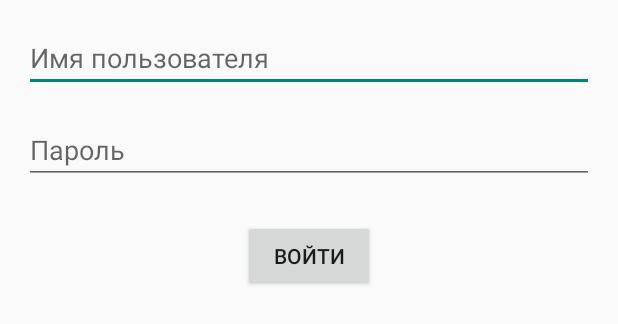
After one commit to malenst/recipe-app, an Android app: the layout activity_login.xml on its own in the app's theme, with its tools: preview values and no code run, on a phone screen of 412 x 824 dp. The commit adds this screen. Shown: the top 324 px of the screen. Run offline under Robolectric (Android 15) with nearby library versions, the phone set to English and light mode, and no system bars.

Commit message:
Major changes in RecipeApiService

```diff
--- a/recipe-app-android-main/app/build.gradle
+++ b/recipe-app-android-main/app/build.gradle
@@ -48,6 +48,8 @@ dependencies {
     implementation "androidx.lifecycle:lifecycle-viewmodel-ktx:2.7.0"
     implementation("com.squareup.picasso:picasso:2.71828")
     implementation("com.squareup.okhttp3:okhttp:4.11.0")
+    implementation("com.squareup.okhttp3:okhttp-urlconnection:4.10.0")
+    implementation("com.github.franmontiel:PersistentCookieJar:v1.0.1")
 
 
     testImplementation 'junit:junit:4.13.2'
--- a/recipe-app-android-main/app/src/main/AndroidManifest.xml
+++ b/recipe-app-android-main/app/src/main/AndroidManifest.xml
@@ -7,6 +7,7 @@
     <uses-permission android:name="android.permission.ACCESS_NETWORK_STATE" />
 
     <application
+        android:name=".presentation.application.MealMasterApp"
         android:allowBackup="false"
         android:icon="@mipmap/ic_launcher"
         android:label="@string/app_name"
@@ -26,6 +27,9 @@
         </activity>
         <activity
             android:name=".presentation.activity.SearchActivity"
+            android:exported="false" />
+        <activity
+            android:name=".presentation.activity.LoginActivity"
             android:exported="false" />
         <activity
             android:name="ru.ystu.mealmaster.presentation.activity.RecipeActivity"
--- a/recipe-app-android-main/app/src/main/java/ru/ystu/mealmaster/presentation/activity/RecipeActivity.kt
+++ b/recipe-app-android-main/app/src/main/java/ru/ystu/mealmaster/presentation/activity/RecipeActivity.kt
@@ -11,6 +11,7 @@ import com.bumptech.glide.Glide
 import com.squareup.picasso.Picasso
 import kotlinx.coroutines.launch
 import ru.ystu.mealmaster.R
+import ru.ystu.mealmaster.data.RecipeApiService
 import ru.ystu.mealmaster.data.RecipeRepositoryImpl
 import ru.ystu.mealmaster.domain.interactor.RecipeInteractorImpl
 import java.util.*
@@ -39,6 +40,7 @@ class RecipeActivity : AppCompatActivity() {
         super.onCreate(savedInstanceState)
         setContentView(R.layout.activity_recipe)
 
+        RecipeApiService.init(this)
         val api = ru.ystu.mealmaster.data.RecipeApiService.api
         val repository = RecipeRepositoryImpl(api)
         val interactor = RecipeInteractorImpl(repository)
--- a/recipe-app-android-main/app/src/main/java/ru/ystu/mealmaster/presentation/activity/RecipesByCategoryActivity.kt
+++ b/recipe-app-android-main/app/src/main/java/ru/ystu/mealmaster/presentation/activity/RecipesByCategoryActivity.kt
@@ -7,6 +7,7 @@ import androidx.appcompat.app.AppCompatActivity
 import androidx.lifecycle.ViewModelProvider
 import androidx.recyclerview.widget.LinearLayoutManager
 import ru.ystu.mealmaster.R
+import ru.ystu.mealmaster.data.RecipeApiService
 import ru.ystu.mealmaster.data.RecipeRepositoryImpl
 import ru.ystu.mealmaster.databinding.ActivityMainBinding
 import ru.ystu.mealmaster.domain.interactor.RecipeInteractorImpl
@@ -26,6 +27,7 @@ class RecipesByCategoryActivity : AppCompatActivity() {
         binding = ActivityMainBinding.inflate(layoutInflater)
         setContentView(binding.root)
 
+        RecipeApiService.init(this)
         val api = ru.ystu.mealmaster.data.RecipeApiService.api
         val repository = RecipeRepositoryImpl(api)
         val interactor = RecipeInteractorImpl(repository)
--- a/recipe-app-android-main/app/src/main/res/layout/activity_home.xml
+++ b/recipe-app-android-main/app/src/main/res/layout/activity_home.xml
@@ -153,14 +153,15 @@
                 android:layout_marginEnd="20dp"
                 app:layout_constraintEnd_toEndOf="parent"
                 app:layout_constraintTop_toTopOf="parent"
-                app:srcCompat="@drawable/account" />
+                app:srcCompat="@drawable/account"
+                android:contentDescription="" />
 
             <ImageView
                 android:layout_width="190dp"
                 android:layout_height="190dp"
                 android:layout_marginTop="90dp"
                 android:layout_marginEnd="-10dp"
-                android:contentDescription="TODO"
+                android:contentDescription=""
                 android:rotation="-1"
                 android:src="@drawable/home_assest1"
                 android:visibility="gone"
--- /dev/null
+++ b/recipe-app-android-main/app/src/main/res/layout/activity_login.xml
@@ -0,0 +1,35 @@
+<?xml version="1.0" encoding="utf-8"?>
+<LinearLayout
+    xmlns:android="http://schemas.android.com/apk/res/android"
+    android:layout_width="match_parent"
+    android:layout_height="match_parent"
+    android:orientation="vertical"
+    android:padding="16dp"
+    android:gravity="center_horizontal">
+
+    <EditText
+        android:id="@+id/txtUsername"
+        android:layout_width="match_parent"
+        android:layout_height="wrap_content"
+        android:hint="@string/username_placeholded"
+        android:inputType="textEmailAddress"
+        android:maxLines="1"
+        android:autofillHints="" />
+
+    <EditText
+        android:id="@+id/txtPassword"
+        android:layout_width="match_parent"
+        android:layout_height="wrap_content"
+        android:hint="@string/password_placeholder"
+        android:inputType="textPassword"
+        android:maxLines="1"
+        android:layout_marginTop="16dp"
+        android:autofillHints="" />
+
+    <Button
+        android:id="@+id/btnLogin"
+        android:layout_width="wrap_content"
+        android:layout_height="wrap_content"
+        android:text="@string/signin_btn_text"
+        android:layout_marginTop="24dp"/>
+</LinearLayout>
--- a/recipe-app-android-main/app/src/main/res/values/strings.xml
+++ b/recipe-app-android-main/app/src/main/res/values/strings.xml
@@ -44,4 +44,7 @@
     <string name="send_btn_text">Отправить</string>
     <string name="no_reviews_yet">Отзывов пока нет, будьте первыми!</string>
     <string name="reviewsTitle">Отзывы</string>
+    <string name="username_placeholded">Имя пользователя</string>
+    <string name="password_placeholder">Пароль</string>
+    <string name="signin_btn_text">Войти</string>
 </resources>
--- a/recipe-app-android-main/settings.gradle
+++ b/recipe-app-android-main/settings.gradle
@@ -9,7 +9,8 @@ dependencyResolutionManagement {
     repositoriesMode.set(RepositoriesMode.FAIL_ON_PROJECT_REPOS)
     repositories {
         google()
-        mavenCentral()    }
+        mavenCentral()
+        maven { url 'https://jitpack.io' }}
 }
 
 rootProject.name = "Meal Master"
```
Also changed, not shown: recipe-app-android-main/app/src/main/java/ru/ystu/mealmaster/data/RecipeApiService.kt (+70 -29 lines), recipe-app-android-main/app/src/main/java/ru/ystu/mealmaster/presentation/activity/AddReviewActivity.kt (+5 -19 lines), recipe-app-android-main/app/src/main/java/ru/ystu/mealmaster/presentation/activity/HomeActivity.kt (+17 -10 lines), recipe-app-android-main/app/src/main/java/ru/ystu/mealmaster/presentation/activity/LoginActivity.kt (added, +76 -0 lines), recipe-app-android-main/app/src/main/java/ru/ystu/mealmaster/presentation/application/MealMasterApp.kt (added, +18 -0 lines), recipe-app-android-main/app/src/main/java/ru/ystu/mealmaster/util/interceptor/AddCookiesInterceptor.kt (added, +27 -0 lines), recipe-app-android-main/app/src/main/java/ru/ystu/mealmaster/util/interceptor/ReceivedCookiesInterceptor.kt (added, +28 -0 lines), recipe-app-android-main/app/src/main/java/ru/ystu/mealmaster/util/persistent/CustomPersistentCookieJar.kt (added, +19 -0 lines).
